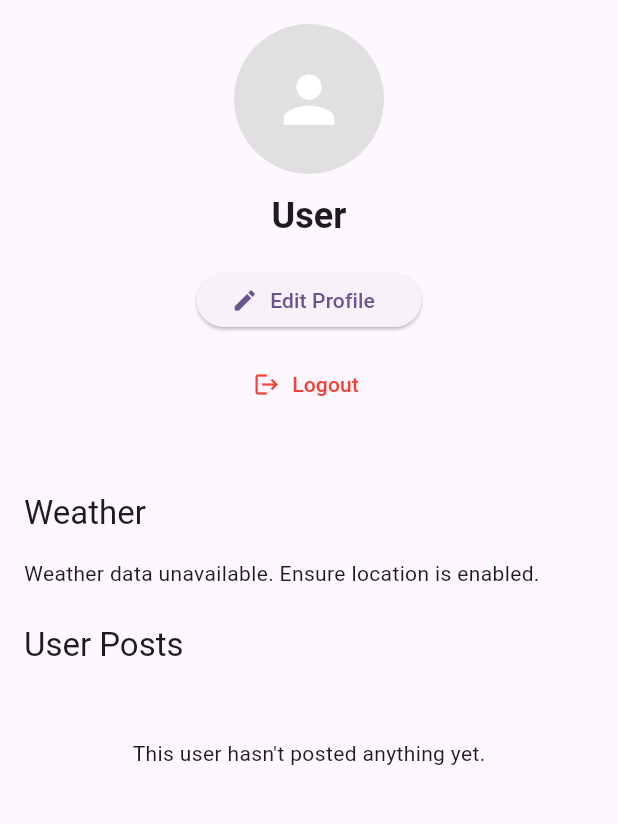
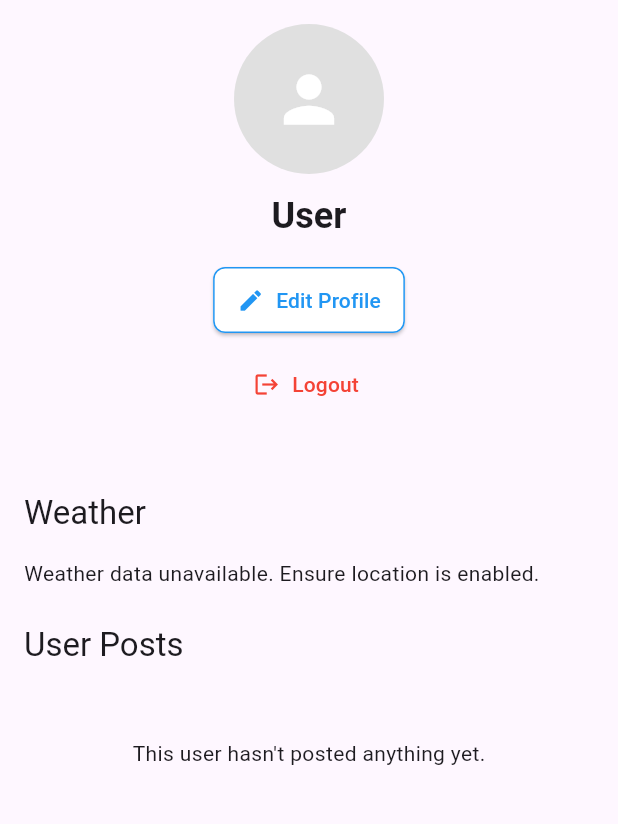
Before and after one commit to MarkSangil/stat_trak, a Flutter app: the ProfilePage screen opened directly, on a phone screen of 412 x 824 dp, the part 72-896 px from its top. Run offline on Flutter 3.47's test engine with Material 3 defaults, Android fonts, the phone set to English and light mode, and no system bars; our stand-ins replace flutter_dotenv, flutter_map, flutter_typeahead, geolocator, image_picker, latlong2 and 2 more; missing offline and left inert: dart:html, flutter_map_cancellable_tile_provider; accounts and stored records are empty.

Commit message:
UI enhancements

```diff
--- a/lib/ProfilePage.dart
+++ b/lib/ProfilePage.dart
@@ -439,10 +439,21 @@ class _ProfilePageState extends State<ProfilePage> {
 
         if (_isOwnProfile) ...[
           ElevatedButton.icon(
-            icon: const Icon(Icons.edit, size: 18),
-            label: const Text('Edit Profile'),
+            icon: const Icon(Icons.edit, size: 18, color: Colors.blue,),
+            label: const Text('Edit Profile', style: TextStyle(color: Colors.blue,)),
             onPressed: _showEditProfileDialog,
-            style: ElevatedButton.styleFrom(minimumSize: const Size(150, 36)),
+            style: ElevatedButton.styleFrom(
+              backgroundColor: Colors.white, // Background color
+              foregroundColor: Colors.white, // Text and icon color
+              shape: RoundedRectangleBorder(
+                borderRadius: BorderRadius.circular(8),
+                side: BorderSide(
+                  color: Colors.blue,  // Border color
+                  width: 1,  // Border width
+                ),
+              ),
+              padding: const EdgeInsets.symmetric(horizontal: 16, vertical: 12),
+            ),
           ),
           const SizedBox(height: 8),
           TextButton.icon(
--- a/lib/widgets/NotificationSidebar.dart
+++ b/lib/widgets/NotificationSidebar.dart
@@ -340,7 +340,7 @@ class _NotificationSidebarState extends State<NotificationSidebar> {
           if (!notif.isRead)
             Padding(
               padding: const EdgeInsets.only(left: 8.0, top: 4),
-              child: CircleAvatar(radius: 4, backgroundColor: Colors.blueAccent),
+              child: CircleAvatar(radius: 4, backgroundColor: Colors.blue),
             ),
         ],
       ),
```
Also changed, not shown: lib/widgets/CreatePostWidget.dart (+10 -4 lines).
